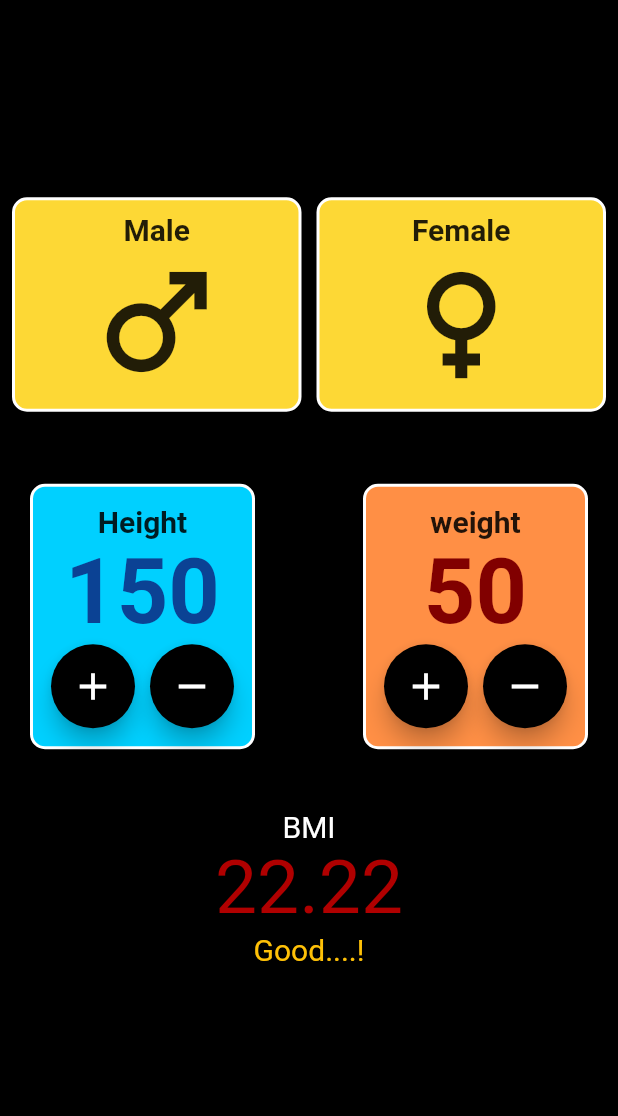
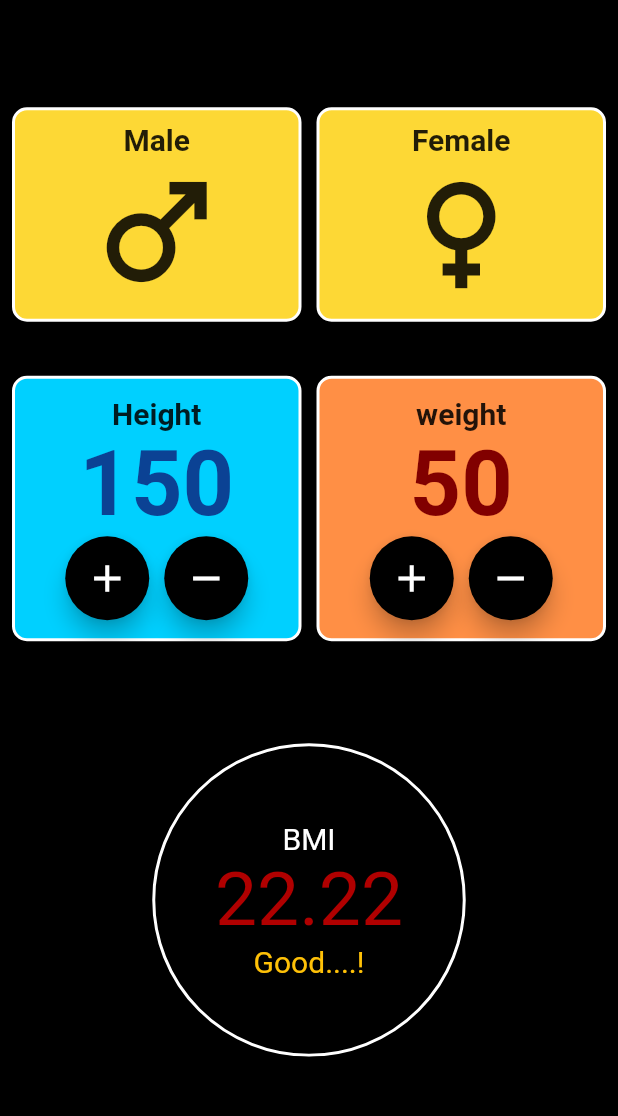
Before and after one commit to Thambara-20/Health-Pro, a Flutter app: the screen it shows after launch, on a phone screen of 412 x 824 dp, the part 84-1200 px from its top. Run offline on Flutter 3.47's test engine with Material 2 defaults, Android fonts, the phone set to English and light mode, and no system bars.

Commit message:
alignments updated

```diff
--- a/bmicalculator/lib/main_page.dart
+++ b/bmicalculator/lib/main_page.dart
@@ -51,7 +51,6 @@ class _MainPageState extends State<MainPage> {
                                 onExit: (event) {
                                   setState(() {
                                     isMaleClicked = false;
-
                                   });
                                 },
                                 child: Container(
@@ -127,9 +126,16 @@ class _MainPageState extends State<MainPage> {
                     ),
                   ),
                   const SizedBox(height: 20),
-                  Row(
+                  Padding(
+                    padding: const EdgeInsets.all(8.0),
+                    child: Row(
+                      mainAxisAlignment: MainAxisAlignment.center,
+
                       children: [
-                      Column(
+                        Expanded(
+                          flex: 1,
+                          child: Column(
+                            mainAxisAlignment: MainAxisAlignment.center, // Center horizontally
                             children: [
                               Container(
                                   decoration: BoxDecoration(
@@ -140,7 +146,7 @@ class _MainPageState extends State<MainPage> {
                                             kborderColor, // Set the border color here
                                         width: 2.0,
                                       )),
-                              margin: const EdgeInsets.only(top: 20, left: 20),
+                                  // margin: const EdgeInsets.only(top: 20, left: 10,right: 10),
                                   child: Padding(
                                     padding: const EdgeInsets.all(12.0),
                                     child: Column(children: [
@@ -153,7 +159,9 @@ class _MainPageState extends State<MainPage> {
                                       ),
                                       Text('${height}', style: kHeightStyle),
                                       Row(
+                                        mainAxisAlignment: MainAxisAlignment.center,
                                         children: [
+
                                           FloatingActionButton(
                                               hoverColor: Colors.red,
                                               onPressed: () {
@@ -185,20 +193,25 @@ class _MainPageState extends State<MainPage> {
                                   )),
                             ],
                           ),
-                      const Spacer(),
-                      Column(
+                        ),
+                          const SizedBox(width: 10),
+                        Expanded(
+                          flex: 1,
+                          child: Column(
+
                             mainAxisAlignment:
                                 MainAxisAlignment.center, // Center horizontally
                             crossAxisAlignment: CrossAxisAlignment.center,
                             children: [
                               Container(
+                                 width: double.maxFinite/2,
                                 decoration: BoxDecoration(
                                     color: const Color.fromARGB(255, 255, 143, 69),
                                     borderRadius: BorderRadius.circular(10),
                                     border: Border.all(
                                         color: kborderColor, width: 2.0)),
-                            margin: const EdgeInsets.only(
-                                top: 20, left: 20, right: 20),
+                                // margin: const EdgeInsets.only(
+                                //     top: 20, left: 20, right: 20),
                                 child: Padding(
                                     padding: const EdgeInsets.all(12.0),
                                     child: Column(
@@ -212,6 +225,7 @@ class _MainPageState extends State<MainPage> {
                                         ),
                                         Text('${weight}', style: kweightStyle),
                                         Row(
+                                          mainAxisAlignment: MainAxisAlignment.center,
                                           children: [
                                             FloatingActionButton(
                                                 onPressed: () {
@@ -246,28 +260,48 @@ class _MainPageState extends State<MainPage> {
                               ),
                             ],
                           ),
+                        ),
                       ],
                     ),
+                  ),
                   const SizedBox(height: 40),
-                  Column(
+                  ClipOval(
+                    child: Container(
+                      decoration: BoxDecoration(
+                        color: Color.fromARGB(255, 0, 0, 0),
+                        shape: BoxShape.circle, // Set the shape to a circle
+                        border: Border.all(
+                          color: kborderColor,
+                          width: 2.0,
+                        ),
+                      ),
+                      margin:
+                          const EdgeInsets.only(top: 20, left: 20, right: 20),
+                      padding: const EdgeInsets.all(
+                          50), // Add padding to control the content size
+                      child: Column(
                         mainAxisAlignment: MainAxisAlignment.center,
-                    mainAxisSize: MainAxisSize.max,
                         crossAxisAlignment: CrossAxisAlignment.center,
                         children: [
                           const Text(
                             'BMI',
                             style: TextStyle(
                               fontSize: 20,
-                            color: Color.fromARGB(255, 255, 255, 255)),
+                              color: Color.fromARGB(255, 255, 255, 255),
+                            ),
                           ),
                           Text(
                             '${bmi.toStringAsFixed(2)}',
                             style: TextStyle(fontSize: 50, color: koutputColor),
                           ),
-                      Text(getStatus(bmi),
-                          style: TextStyle(color: Colors.amber, fontSize: 20))
+                          Text(
+                            getStatus(bmi),
+                            style: TextStyle(color: Colors.amber, fontSize: 20),
+                          ),
                         ],
                       ),
+                    ),
+                  )
                 ]),
           ),
         ));
```
Lines whose indentation alone changed are shown as unchanged.
